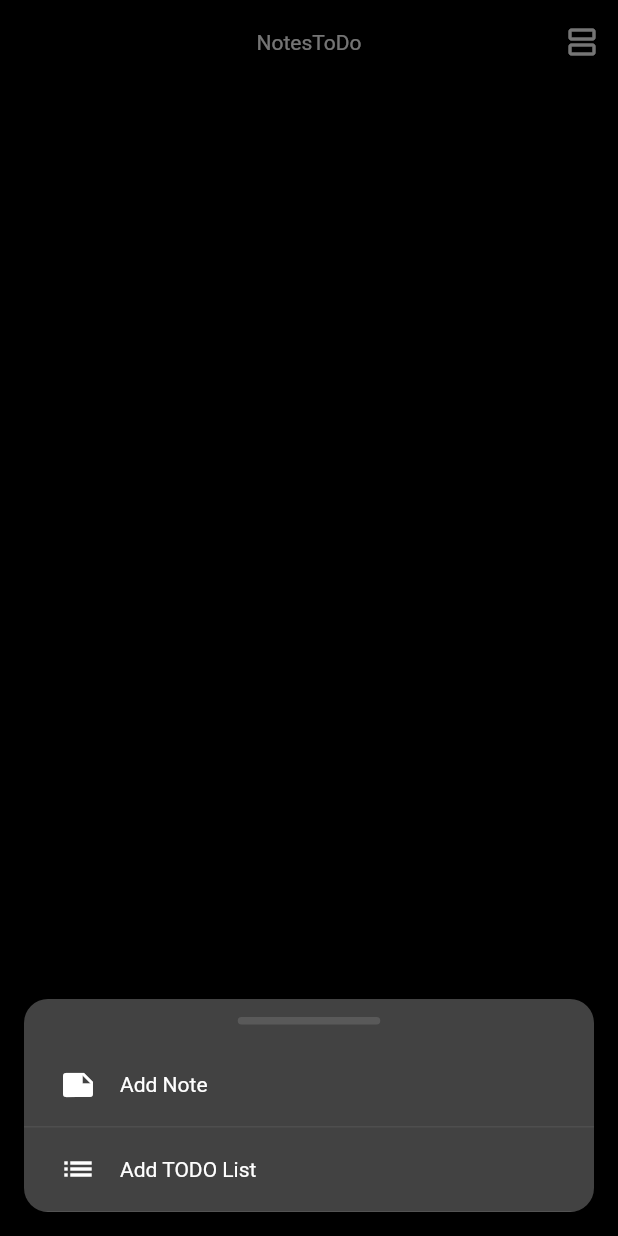
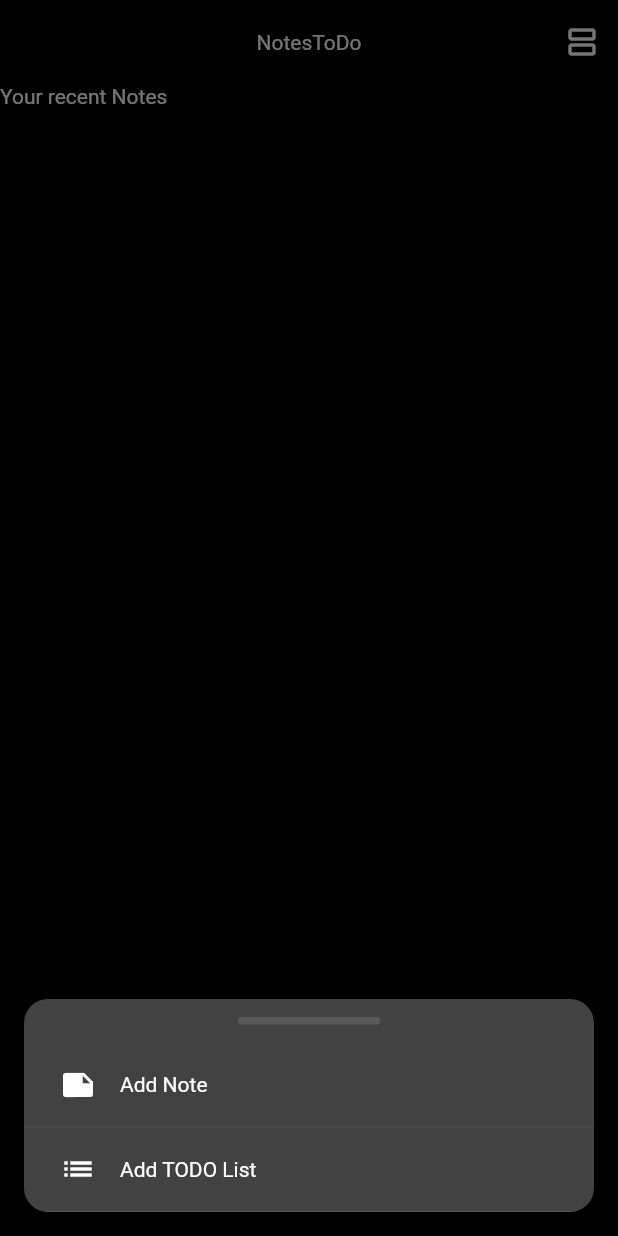
Before and after one commit to flutterprojectsbyj/Notes-ToDo, a Flutter app: the NotesToDo screen opened directly, after a tap on the "add" icon, on a phone screen of 412 x 824 dp. Run offline on Flutter 3.47's test engine with Material 2 defaults, Android fonts, the phone set to English and light mode, and no system bars; our stand-ins replace adaptive_theme, cloud_firestore, firebase_auth, firebase_core, google_fonts; accounts and stored records are empty.

Commit message:
NotesToDo: Implement notes_todo page
Signed-off-by: jmpfbmx <jmpf.bmx@gmail.com>

```diff
--- a/lib/pages/notes_todo.dart
+++ b/lib/pages/notes_todo.dart
@@ -1,9 +1,11 @@
 import 'dart:io';
 
+import 'package:cloud_firestore/cloud_firestore.dart';
 import 'package:flutter/material.dart';
 import 'package:flutter/services.dart';
 import 'package:notes_todo/models/model.dart';
 import 'package:notes_todo/widgets/custom_modal_bottom_sheet.dart';
+import 'package:notes_todo/widgets/note_card.dart';
 import 'package:provider/provider.dart';
 
 import '../widgets/modal_bottom_list_item.dart';
@@ -37,6 +39,9 @@ class _NotesToDoState extends State<NotesToDo> {
             context: context,
             builder: (context) => AlertDialog(
               title: const Text("Are you sure you want to exit from NotesToDo?"),
+              shape: RoundedRectangleBorder(
+                borderRadius: BorderRadius.circular(10),
+              ),
               actions: <Widget>[
                 ElevatedButton(
                   onPressed: () {
@@ -66,9 +71,31 @@ class _NotesToDoState extends State<NotesToDo> {
           );
           return result;
         },
-        child: const Column(
+        child: Column(
+          mainAxisAlignment: MainAxisAlignment.start,
+          crossAxisAlignment: CrossAxisAlignment.start,
           children: [
-
+            const Text(
+              "Your recent Notes",
+            ),
+            const SizedBox(height: 20.0,),
+            Expanded(
+              child: StreamBuilder(
+                stream: FirebaseFirestore.instance.collection("notes${model.auth.currentUser?.email}").snapshots(),
+                builder: (context, AsyncSnapshot<QuerySnapshot> snapshot) {
+                  if(snapshot.connectionState == ConnectionState.waiting || snapshot.hasError) {
+                    return const Center(
+                      child: CircularProgressIndicator(),
+                    );
+                  } else {
+                    return GridView(
+                      gridDelegate: const SliverGridDelegateWithFixedCrossAxisCount(crossAxisCount: 2),
+                      children: snapshot.data!.docs.map((note) => noteCard(() { }, note)).toList(),
+                    );
+                  }
+                }
+              ),
+            ),
           ],
         ),
       ),
--- a/pubspec.yaml
+++ b/pubspec.yaml
@@ -42,6 +42,8 @@ dependencies:
   cloud_firestore: ^4.12.1
   provider: ^6.0.5
   adaptive_theme: ^3.0.4
+  google_fonts: ^6.1.0
+  intl: ^0.18.1
   # [jmpfbmx] End of NotesToDo dependencies
 
 dev_dependencies:
```
Also changed, not shown: lib/style/card_style.dart (added, +28 -0 lines), lib/widgets/note_card.dart (added, +38 -0 lines), pubspec.lock.
